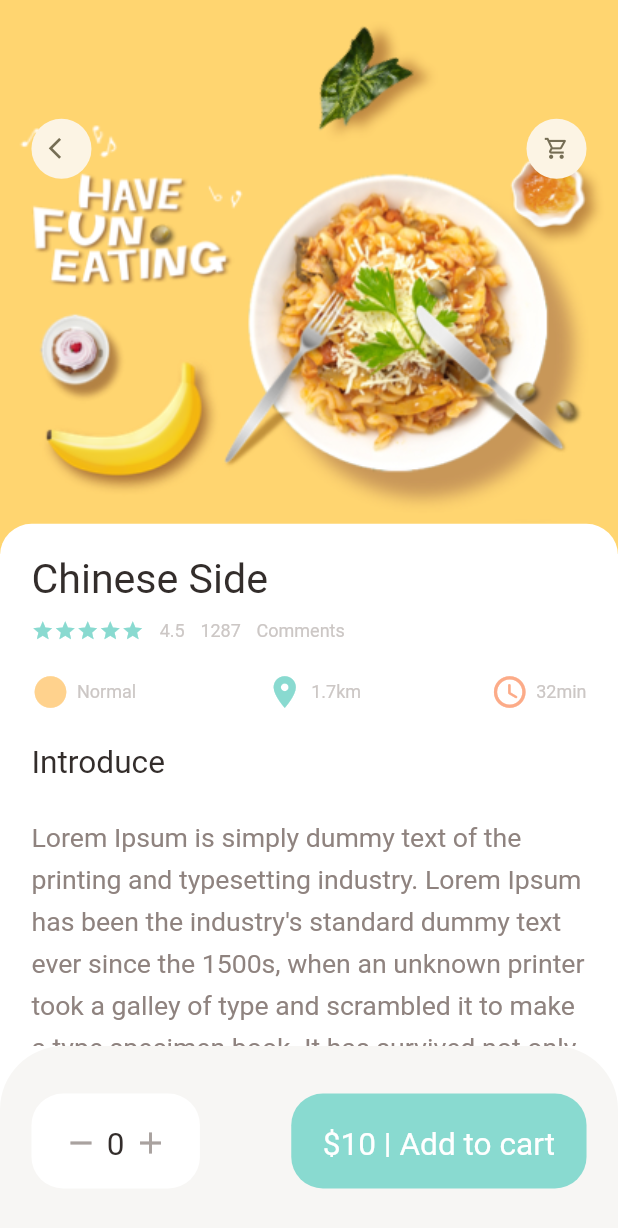
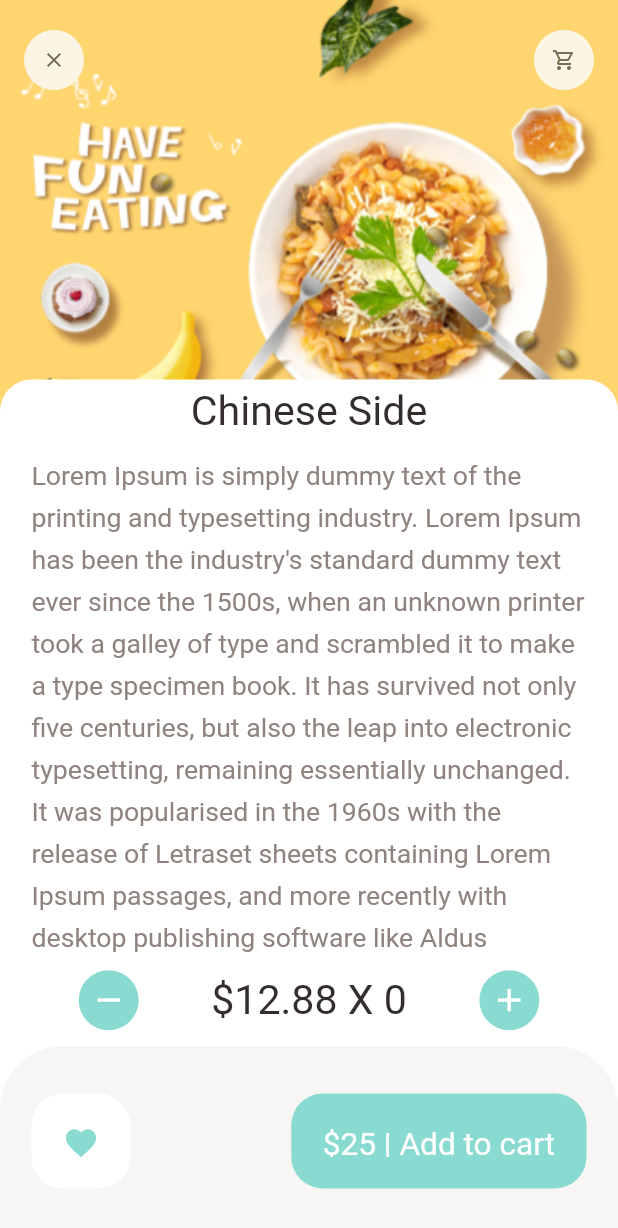
Before and after one commit to imRajAryan09/food-delivery-app, a Flutter app: the screen it shows after launch, after a tap on "Show More", on a phone screen of 412 x 824 dp. Shown: the top 1228 px of the screen. Run offline on Flutter 3.47's test engine with Material 2 defaults, Android fonts, the phone set to English and light mode, and no system bars; our stand-ins replace dots_indicator, get.

Commit message:
recommeneded food page completed

```diff
--- a/lib/main.dart
+++ b/lib/main.dart
@@ -1,5 +1,6 @@
 import 'package:flutter/material.dart';
 import 'package:food/pages/food/popular_food_detail.dart';
+import 'package:food/pages/food/recommended_food_detail.dart';
 import 'package:food/pages/home/main_home_page.dart';
 import 'package:get/get.dart';
 
@@ -19,7 +20,7 @@ class MyApp extends StatelessWidget {
       theme: ThemeData(
         primarySwatch: Colors.blue,
       ),
-      home: const PopularFoodDetail(),
+      home: const RecommendedFoodDetail(),
     );
   }
 }
--- /dev/null
+++ b/lib/pages/food/recommended_food_detail.dart
@@ -0,0 +1,200 @@
+import 'package:flutter/material.dart';
+import 'package:food/utils/colors.dart';
+import 'package:food/utils/dimensions.dart';
+import 'package:food/widgets/app_icon.dart';
+import 'package:food/widgets/big_text.dart';
+import 'package:food/widgets/expandable_text_widget.dart';
+
+class RecommendedFoodDetail extends StatelessWidget {
+  const RecommendedFoodDetail({Key? key}) : super(key: key);
+
+  @override
+  Widget build(BuildContext context) {
+    return Scaffold(
+      backgroundColor: Colors.white,
+      body: CustomScrollView(
+        slivers: [
+          SliverAppBar(
+            toolbarHeight: 80,
+            title: Row(
+              mainAxisAlignment: MainAxisAlignment.spaceBetween,
+              children: [
+                AppIcon(icon: Icons.clear),
+                AppIcon(icon: Icons.shopping_cart_outlined)
+              ],
+            ),
+            bottom: PreferredSize(
+                preferredSize: Size.fromHeight(20),
+                child: Container(
+                  child: Center(
+                    child: BigText(
+                      text: "Chinese Side",
+                      size: Dimensions.font26,
+                    ),
+                  ),
+                  width: double.maxFinite,
+                  padding: EdgeInsets.only(top: 5, bottom: 10),
+                  decoration: BoxDecoration(
+                      color: Colors.white,
+                      borderRadius: BorderRadius.only(
+                        topLeft: Radius.circular(Dimensions.radius20),
+                        topRight: Radius.circular(Dimensions.radius20),
+                      )),
+                )),
+            pinned: true,
+            backgroundColor: AppColors.yellowColor,
+            expandedHeight: 300,
+            flexibleSpace: FlexibleSpaceBar(
+              background: Image.asset(
+                "assets/image/food0.png",
+                width: double.maxFinite,
+                fit: BoxFit.cover,
+              ),
+            ),
+          ),
+          SliverToBoxAdapter(
+              child: Column(
+            children: [
+              Container(
+                margin: EdgeInsets.only(
+                    left: Dimensions.width20, right: Dimensions.width20),
+                child: ExpandableTextWidget(
+                    text:
+                        "Lorem Ipsum is simply dummy text of the printing and typesetting industry."
+                        " Lorem Ipsum has been the industry's standard dummy text ever since the 1500s,"
+                        " when an unknown printer took a galley of type and scrambled it to make a type specimen book."
+                        " It has survived not only five centuries, but also the leap into electronic typesetting,"
+                        " remaining essentially unchanged. It was popularised in the 1960s with the release of Letraset"
+                        " sheets containing Lorem Ipsum passages, and more recently with desktop publishing software"
+                        " like Aldus PageMaker including versions of Lorem Ipsum. "
+                        "Lorem Ipsum is simply dummy text of the printing and typesetting industry."
+                        " Lorem Ipsum has been the industry's standard dummy text ever since the 1500s,"
+                        " when an unknown printer took a galley of type and scrambled it to make a type specimen book."
+                        " It has survived not only five centuries, but also the leap into electronic typesetting,"
+                        " remaining essentially unchanged. It was popularised in the 1960s with the release of Letraset"
+                        " sheets containing Lorem Ipsum passages, and more recently with desktop publishing software"
+                        " like Aldus PageMaker including versions of Lorem Ipsum. "
+                        "Lorem Ipsum is simply dummy text of the printing and typesetting industry."
+                        " Lorem Ipsum has been the industry's standard dummy text ever since the 1500s,"
+                        " when an unknown printer took a galley of type and scrambled it to make a type specimen book."
+                        " It has survived not only five centuries, but also the leap into electronic typesetting,"
+                        " remaining essentially unchanged. It was popularised in the 1960s with the release of Letraset"
+                        " sheets containing Lorem Ipsum passages, and more recently with desktop publishing software"
+                        " like Aldus PageMaker including versions of Lorem Ipsum. "
+                        "Lorem Ipsum is simply dummy text of the printing and typesetting industry."
+                        " Lorem Ipsum has been the industry's standard dummy text ever since the 1500s,"
+                        " when an unknown printer took a galley of type and scrambled it to make a type specimen book."
+                        " It has survived not only five centuries, but also the leap into electronic typesetting,"
+                        " remaining essentially unchanged. It was popularised in the 1960s with the release of Letraset"
+                        " sheets containing Lorem Ipsum passages, and more recently with desktop publishing software"
+                        " like Aldus PageMaker including versions of Lorem Ipsum. "
+                        "Lorem Ipsum is simply dummy text of the printing and typesetting industry."
+                        " Lorem Ipsum has been the industry's standard dummy text ever since the 1500s,"
+                        " when an unknown printer took a galley of type and scrambled it to make a type specimen book."
+                        " It has survived not only five centuries, but also the leap into electronic typesetting,"
+                        " remaining essentially unchanged. It was popularised in the 1960s with the release of Letraset"
+                        " sheets containing Lorem Ipsum passages, and more recently with desktop publishing software"
+                        " like Aldus PageMaker including versions of Lorem Ipsum. "
+                        "Lorem Ipsum is simply dummy text of the printing and typesetting industry."
+                        " Lorem Ipsum has been the industry's standard dummy text ever since the 1500s,"
+                        " when an unknown printer took a galley of type and scrambled it to make a type specimen book."
+                        " It has survived not only five centuries, but also the leap into electronic typesetting,"
+                        " remaining essentially unchanged. It was popularised in the 1960s with the release of Letraset"
+                        " sheets containing Lorem Ipsum passages, and more recently with desktop publishing software"
+                        " like Aldus PageMaker including versions of Lorem Ipsum. "
+                        "Lorem Ipsum is simply dummy text of the printing and typesetting industry."
+                        " Lorem Ipsum has been the industry's standard dummy text ever since the 1500s,"
+                        " when an unknown printer took a galley of type and scrambled it to make a type specimen book."
+                        " It has survived not only five centuries, but also the leap into electronic typesetting,"
+                        " remaining essentially unchanged. It was popularised in the 1960s with the release of Letraset"
+                        " sheets containing Lorem Ipsum passages, and more recently with desktop publishing software"
+                        " like Aldus PageMaker including versions of Lorem Ipsum. "),
+              ),
+            ],
+          ))
+        ],
+      ),
+      bottomNavigationBar: Column(
+        mainAxisSize: MainAxisSize.min,
+        children: [
+          Container(
+            padding: EdgeInsets.only(
+                left: Dimensions.width20 * 2.5,
+                right: Dimensions.width20 * 2.5,
+                top: Dimensions.height10,
+                bottom: Dimensions.height10),
+            child: Row(
+              mainAxisAlignment: MainAxisAlignment.spaceBetween,
+              children: [
+                AppIcon(
+                  icon: Icons.remove,
+                  backgroundColor: AppColors.mainColor,
+                  iconColor: Colors.white,
+                  iconSize: Dimensions.iconSize24,
+                ),
+                BigText(
+                  text: "\$12.88" + " X " + "0",
+                  color: AppColors.mainBlackColor,
+                  size: Dimensions.font26,
+                ),
+                AppIcon(
+                  icon: Icons.add,
+                  backgroundColor: AppColors.mainColor,
+                  iconColor: Colors.white,
+                  iconSize: Dimensions.iconSize24,
+                ),
+              ],
+            ),
+          ),
+          Container(
+              height: Dimensions.bottomHeightBar,
+              padding: EdgeInsets.only(
+                  top: Dimensions.height30,
+                  bottom: Dimensions.height30,
+                  left: Dimensions.width20,
+                  right: Dimensions.width20),
+              decoration: BoxDecoration(
+                  color: AppColors.buttonBackgroundColor,
+                  borderRadius: BorderRadius.only(
+                    topLeft: Radius.circular(Dimensions.radius20 * 2),
+                    topRight: Radius.circular(Dimensions.radius20 * 2),
+                  )),
+              child: Row(
+                mainAxisAlignment: MainAxisAlignment.spaceBetween,
+                children: [
+                  Container(
+                      padding: EdgeInsets.only(
+                          top: Dimensions.height20,
+                          bottom: Dimensions.height20,
+                          left: Dimensions.width20,
+                          right: Dimensions.width20),
+                      decoration: BoxDecoration(
+                          borderRadius:
+                              BorderRadius.circular(Dimensions.radius20),
+                          color: Colors.white),
+                      child: Icon(
+                        Icons.favorite,
+                        color: AppColors.mainColor,
+                      )),
+                  Container(
+                    padding: EdgeInsets.only(
+                        top: Dimensions.height20,
+                        bottom: Dimensions.height20,
+                        left: Dimensions.width20,
+                        right: Dimensions.width20),
+                    decoration: BoxDecoration(
+                        borderRadius:
+                            BorderRadius.circular(Dimensions.radius20),
+                        color: AppColors.mainColor),
+                    child: BigText(
+                      text: "\$25 | Add to cart",
+                      color: Colors.white,
+                    ),
+                  )
+                ],
+              )),
+        ],
+      ),
+    );
+  }
+}
--- a/lib/widgets/app_icon.dart
+++ b/lib/widgets/app_icon.dart
@@ -6,13 +6,14 @@ class AppIcon extends StatelessWidget {
   final Color backgroundColor;
   final Color iconColor;
   final double size;
-
+  final double iconSize;
   AppIcon(
       {Key? key,
       required this.icon,
       this.backgroundColor = const Color(0xFFfcf4e4),
       this.iconColor = const Color(0xFF756d54),
-      this.size = 40})
+      this.size = 40,
+      this.iconSize = 16})
       : super(key: key);
 
   @override
@@ -27,7 +28,7 @@ class AppIcon extends StatelessWidget {
       child: Icon(
         icon,
         color: iconColor,
-        size: Dimensions.iconSize16,
+        size: iconSize,
       ),
     );
   }
```
